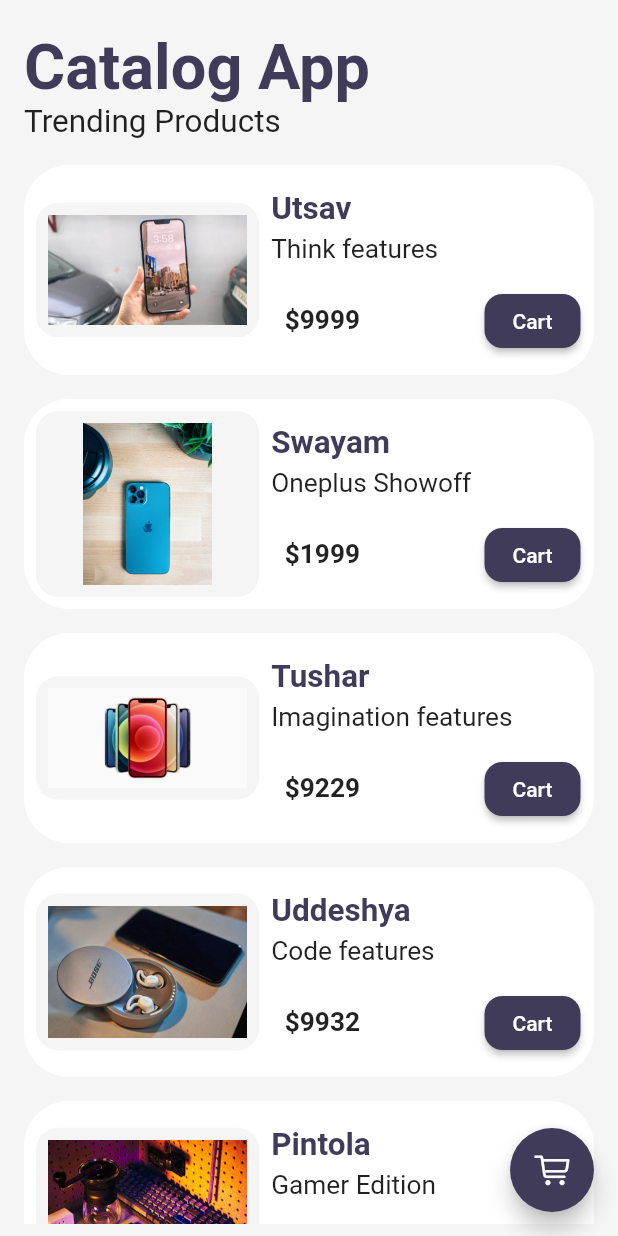
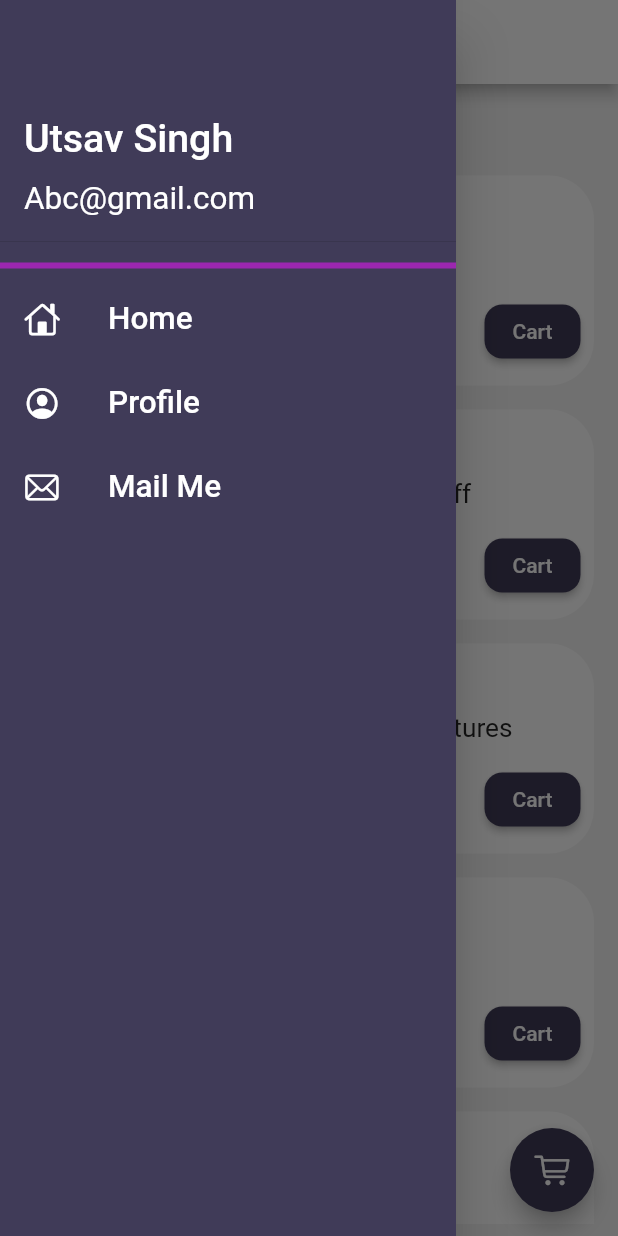
Before and after one commit to SOLVECODE404/flutterlearn, a Flutter app: the screen it shows after launch, with the side drawer open (before the commit the screen has no drawer), on a phone screen of 412 x 824 dp. Run offline on Flutter 3.47's test engine with Material 2 defaults, Android fonts, the phone set to English and light mode, and no system bars; our stand-ins replace velocity_x.

Commit message:
day 15 completed

```diff
--- a/lib/main.dart
+++ b/lib/main.dart
@@ -1,4 +1,4 @@
-import 'package:catalog/pages/cart.dart';
+import 'package:catalog/pages/cart_page.dart';
 import 'package:catalog/pages/home_page_detail.dart';
 import 'package:catalog/pages/homepage.dart';
 import 'package:catalog/utlis/routes.dart';
--- a/lib/pages/home_page_detail.dart
+++ b/lib/pages/home_page_detail.dart
@@ -1,5 +1,6 @@
 // ignore_for_file: public_member_api_docs, sort_constructors_first
 import 'package:catalog/utlis/themes.dart';
+import 'package:catalog/widgets/drawer.dart';
 import 'package:flutter/material.dart';
 import 'package:velocity_x/velocity_x.dart';
 
--- a/lib/pages/homepage.dart
+++ b/lib/pages/homepage.dart
@@ -2,6 +2,7 @@ import 'dart:convert';
 
 import 'package:catalog/pages/catalog.dart';
 import 'package:catalog/utlis/themes.dart';
+import 'package:catalog/widgets/drawer.dart';
 import 'package:flutter/cupertino.dart';
 import 'package:flutter/material.dart';
 import 'package:flutter/services.dart';
@@ -37,6 +38,12 @@ class _HomePageState extends State<HomePage> {
   Widget build(BuildContext context) {
     // final dummylist = List.generate(6, (index) => catalogModel.items[0]);
     return Scaffold(
+      appBar: AppBar(
+        title:
+            "Catalog App".text.xl3.bold.color(Mytheme.darkBluishColor).make(),
+        titleSpacing: 80,
+      ),
+      drawer: MyDrawer(),
       floatingActionButton: FloatingActionButton(
         backgroundColor: Mytheme.darkBluishColor,
         onPressed: () => Navigator.pushNamed(context, MyRoutes.CartRoute),
--- a/lib/widgets/drawer.dart
+++ b/lib/widgets/drawer.dart
@@ -1,5 +1,7 @@
+import 'package:catalog/utlis/themes.dart';
 import 'package:flutter/cupertino.dart';
 import 'package:flutter/material.dart';
+import 'package:velocity_x/velocity_x.dart';
 
 class MyDrawer extends StatelessWidget {
   // final imageUrl =
@@ -8,16 +10,19 @@ class MyDrawer extends StatelessWidget {
   Widget build(BuildContext context) {
     return Drawer(
       child: Container(
-        color: Colors.blue[500],
+        color: Mytheme.darkBluishColor,
         child: ListView(
           padding: EdgeInsets.zero,
           children: [
             DrawerHeader(
               padding: EdgeInsets.zero,
               child: UserAccountsDrawerHeader(
+                decoration: BoxDecoration(
+                  color: Mytheme.darkBluishColor,
+                ),
                 margin: EdgeInsets.zero,
-                  accountName: Text("Utsav singh"),
-                  accountEmail: Text("utsav@gmail.com"),
+                accountName: "Utsav Singh".text.xl3.make().py8(),
+                accountEmail: "Abc@gmail.com".text.xl2.make(),
                 // currentAccountPicture: CircleAvatar(
                 //   child: Image.asset("assets/images/iPhone1.jpg"),
                 // )
@@ -27,6 +32,10 @@ class MyDrawer extends StatelessWidget {
                 //   ),
                 // ),
               ),
+            ),
+            Divider(
+              color: Colors.purple,
+              thickness: 4,
             ),
             ListTile(
               leading: Icon(
--- a/lib/widgets/homepage_widgets/catalog_header.dart
+++ b/lib/widgets/homepage_widgets/catalog_header.dart
@@ -1,3 +1,4 @@
+import 'package:catalog/widgets/drawer.dart';
 import 'package:flutter/material.dart';
 import 'package:velocity_x/velocity_x.dart';
 
@@ -11,7 +12,6 @@ class MyHeader extends StatelessWidget {
       crossAxisAlignment: CrossAxisAlignment.start,
       children: [
         20.heightBox,
-        "Catalog App".text.xl5.bold.color(Mytheme.darkBluishColor).make(),
         "Trending Products".text.xl2.make(),
       ],
     );
```
Also changed, not shown: lib/models/cart.dart (added, +30 -0 lines), lib/pages/cart_page.dart (renamed from lib/pages/cart.dart). Lines whose indentation alone changed are shown as unchanged.
